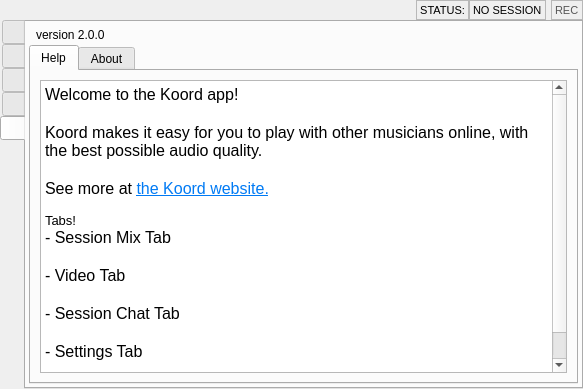
First picture: the form in src/clientdlgbase.ui, repository koord-live/koord-jamulus, before the edit.
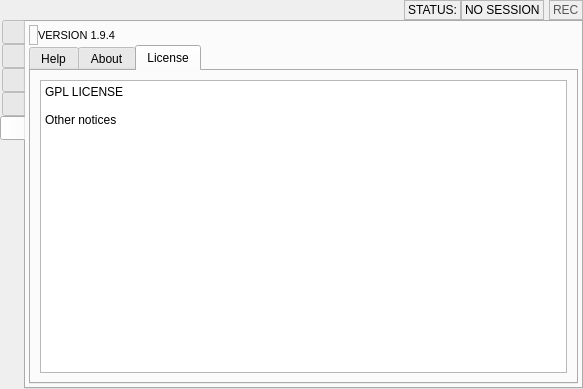
Second picture: the form after the edit. The open tabs and pages were chosen to show the change. Icons and pictures are not drawn. Custom widgets are drawn as their Qt base class.

Diff of the .ui file:
```diff
--- a/src/clientdlgbase.ui
+++ b/src/clientdlgbase.ui
@@ -185,7 +185,7 @@
           </property>
           <property name="font">
            <font>
-            <pointsize>8</pointsize>
+            <pointsize>9</pointsize>
            </font>
           </property>
           <property name="frameShape">
@@ -215,7 +215,7 @@
           </property>
           <property name="font">
            <font>
-            <pointsize>8</pointsize>
+            <pointsize>9</pointsize>
            </font>
           </property>
           <property name="frameShape">
@@ -252,7 +252,7 @@
           </property>
           <property name="font">
            <font>
-            <pointsize>8</pointsize>
+            <pointsize>9</pointsize>
            </font>
           </property>
           <property name="styleSheet">
@@ -3327,6 +3327,18 @@
                   <verstretch>0</verstretch>
                  </sizepolicy>
                 </property>
+                <property name="maximumSize">
+                 <size>
+                  <width>22</width>
+                  <height>22</height>
+                 </size>
+                </property>
+                <property name="frameShape">
+                 <enum>QFrame::StyledPanel</enum>
+                </property>
+                <property name="lineWidth">
+                 <number>2</number>
+                </property>
                 <property name="text">
                  <string/>
                 </property>
@@ -3345,8 +3357,13 @@
                 </property>
                 <item>
                  <widget class="QLabel" name="lblVersion_4">
+                  <property name="font">
+                   <font>
+                    <pointsize>8</pointsize>
+                   </font>
+                  </property>
                   <property name="text">
-                   <string>version 2.0.0</string>
+                   <string>VERSION 1.9.4</string>
                   </property>
                   <property name="wordWrap">
                    <bool>false</bool>
@@ -3375,6 +3392,17 @@
             </item>
             <item>
              <widget class="QTabWidget" name="helpTabWidget">
+              <property name="styleSheet">
+               <string notr="true">QTabWidget::pane { 
+    border: 1px solid gray;
+    border-radius: 12px;
+	border-color: rgb(255, 255, 255);;
+};
+</string>
+              </property>
+              <property name="tabShape">
+               <enum>QTabWidget::Rounded</enum>
+              </property>
               <property name="currentIndex">
                <number>0</number>
               </property>
@@ -3459,6 +3487,26 @@
                 </item>
                </layout>
               </widget>
+              <widget class="QWidget" name="tab">
+               <attribute name="title">
+                <string>License</string>
+               </attribute>
+               <layout class="QHBoxLayout" name="horizontalLayout_10">
+                <item>
+                 <widget class="QTextBrowser" name="txvLicense">
+                  <property name="html">
+                   <string>&lt;!DOCTYPE HTML PUBLIC &quot;-//W3C//DTD HTML 4.0//EN&quot; &quot;http://www.w3.org/TR/REC-html40/strict.dtd&quot;&gt;
+&lt;html&gt;&lt;head&gt;&lt;meta name=&quot;qrichtext&quot; content=&quot;1&quot; /&gt;&lt;meta charset=&quot;utf-8&quot; /&gt;&lt;style type=&quot;text/css&quot;&gt;
+p, li { white-space: pre-wrap; }
+&lt;/style&gt;&lt;/head&gt;&lt;body style=&quot; font-family:'Segoe UI'; font-size:9pt; font-weight:400; font-style:normal;&quot;&gt;
+&lt;p style=&quot; margin-top:0px; margin-bottom:0px; margin-left:0px; margin-right:0px; -qt-block-indent:0; text-indent:0px;&quot;&gt;GPL LICENSE &lt;/p&gt;
+&lt;p style=&quot;-qt-paragraph-type:empty; margin-top:0px; margin-bottom:0px; margin-left:0px; margin-right:0px; -qt-block-indent:0; text-indent:0px;&quot;&gt;&lt;br /&gt;&lt;/p&gt;
+&lt;p style=&quot; margin-top:0px; margin-bottom:0px; margin-left:0px; margin-right:0px; -qt-block-indent:0; text-indent:0px;&quot;&gt;Other notices&lt;/p&gt;&lt;/body&gt;&lt;/html&gt;</string>
+                  </property>
+                 </widget>
+                </item>
+               </layout>
+              </widget>
              </widget>
             </item>
            </layout>
```
Left out of the diff: 3 changed lines with no effect on the pictures.
